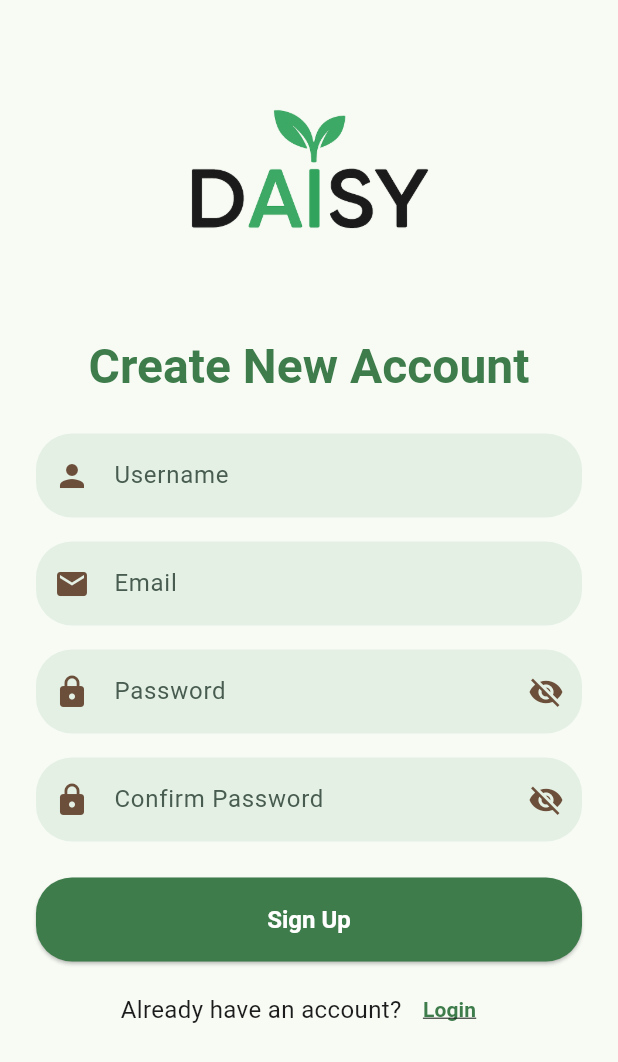
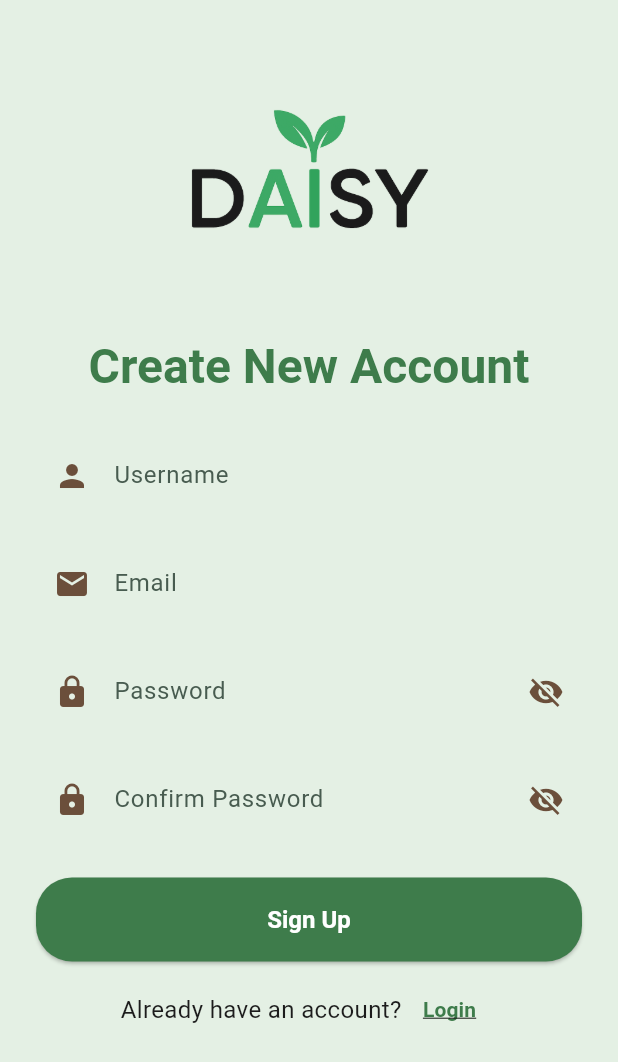
Before and after one commit to NadiaAlshariah/DAISY-frontend, a Flutter app: the screen it shows after launch, after a tap on "Sign Up", on a phone screen of 412 x 824 dp. Shown: the top 1062 px of the screen. Run offline on Flutter 3.47's test engine with Material 3 defaults, Android fonts, the light colour scheme and no system bars; our stand-ins replace flutter_map, geolocator, jwt_decoder, latlong2, pie_chart, shared_preferences; network calls fail.

Commit message:
remove-warnings

```diff
--- a/lib/auth/view/login_page.dart
+++ b/lib/auth/view/login_page.dart
@@ -45,7 +45,7 @@ class _LoginPageState extends State<LoginPage> {
     final theme = Theme.of(context);
 
     return Scaffold(
-      backgroundColor: theme.colorScheme.background,
+      backgroundColor: theme.colorScheme.surface,
       body: SafeArea(
         top: false,
         bottom: false,
--- a/lib/auth/view/signup_page.dart
+++ b/lib/auth/view/signup_page.dart
@@ -52,7 +52,7 @@ class _SignupPageState extends State<SignupPage> {
     final theme = Theme.of(context);
 
     return Scaffold(
-      backgroundColor: theme.colorScheme.background,
+      backgroundColor: theme.colorScheme.surface,
       body: SafeArea(
         top: false,
         bottom: false,
--- a/lib/views/home_page.dart
+++ b/lib/views/home_page.dart
@@ -115,7 +115,7 @@ class _HomePageState extends State<HomePage> {
                     ],
                   ),
                   const SizedBox(height: 12),
-                  ...lands.take(3).map((land) => LandCard(land: land)).toList(),
+                  ...lands.take(3).map((land) => LandCard(land: land)),
                   const SizedBox(height: 32),
                   const CropPieChart(),
                 ],
--- a/lib/widgets/crop_pie_chart.dart
+++ b/lib/widgets/crop_pie_chart.dart
@@ -145,7 +145,7 @@ class _CropPieChartState extends State<CropPieChart> {
                           ],
                         ),
                       );
-                    }).toList(),
+                    }),
                   ],
                 ),
               ),
```
Also changed, not shown: lib/views/land_details_page.dart (+5 -8 lines), pubspec.lock.
